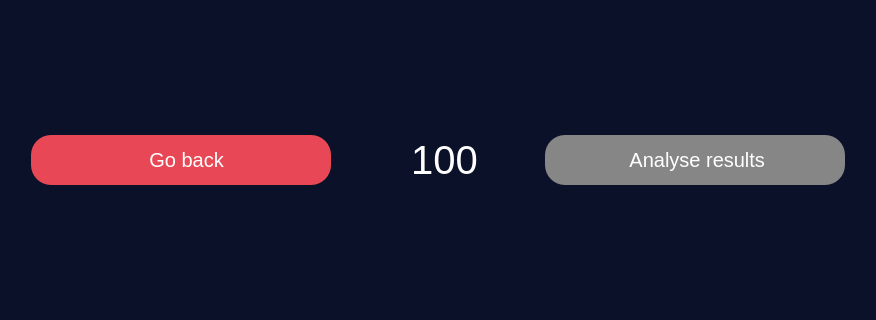
SophieShirine/FittsLaw, file gui/experienceview.ui: the form before one commit; both pictures show x 0 to 876 and y 134 to 454 of the 876 by 589 pixel window.
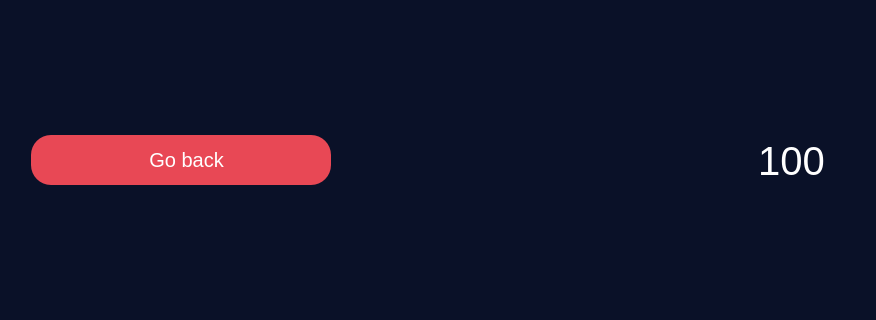
The form after the commit. Icons and pictures are not drawn.

Diff of the .ui file:
```diff
--- a/gui/experienceview.ui
+++ b/gui/experienceview.ui
@@ -315,59 +315,17 @@
        <property name="orientation">
         <enum>Qt::Horizontal</enum>
        </property>
+       <property name="sizeType">
+        <enum>QSizePolicy::Minimum</enum>
+       </property>
        <property name="sizeHint" stdset="0">
         <size>
-         <width>40</width>
+         <width>20</width>
          <height>20</height>
         </size>
        </property>
       </spacer>
      </item>
-     <item>
-      <widget class="QPushButton" name="resultsButton">
-       <property name="enabled">
-        <bool>false</bool>
-       </property>
-       <property name="minimumSize">
-        <size>
-         <width>300</width>
-         <height>50</height>
-        </size>
-       </property>
-       <property name="font">
-        <font>
-         <pointsize>15</pointsize>
-        </font>
-       </property>
-       <property name="styleSheet">
-        <string notr="true">QPushButton {
-	background-color: rgb(49, 133, 252);
-	border-radius: 20px;
- }
-
-QPushButton:hover{
-	background-color: rgb(97, 156, 252);
- }
-
-QPushButton:!enabled{
-	background-color: rgb(134, 134, 134);
- }</string>
-       </property>
-       <property name="text">
-        <string>	Analyse results</string>
-       </property>
-       <property name="icon">
-        <iconset resource="../resourceFile.qrc">
-         <normaloff>:/images/ResourceFile/stats.png</normaloff>:/images/ResourceFile/stats.png</iconset>
-       </property>
-       <property name="iconSize">
-        <size>
-         <width>30</width>
-         <height>30</height>
-        </size>
-       </property>
-      </widget>
-     </item>
     </layout>
    </item>
    <item row="0" column="1">
```
Left out of the diff: 4 changed lines with no effect on the pictures.
